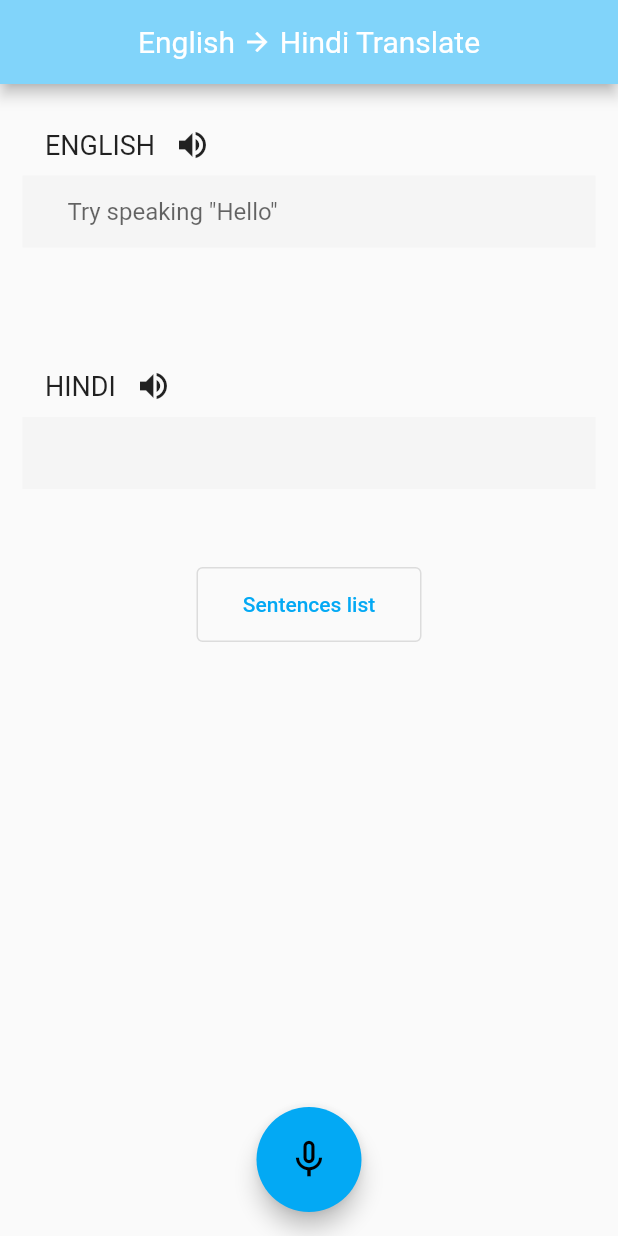
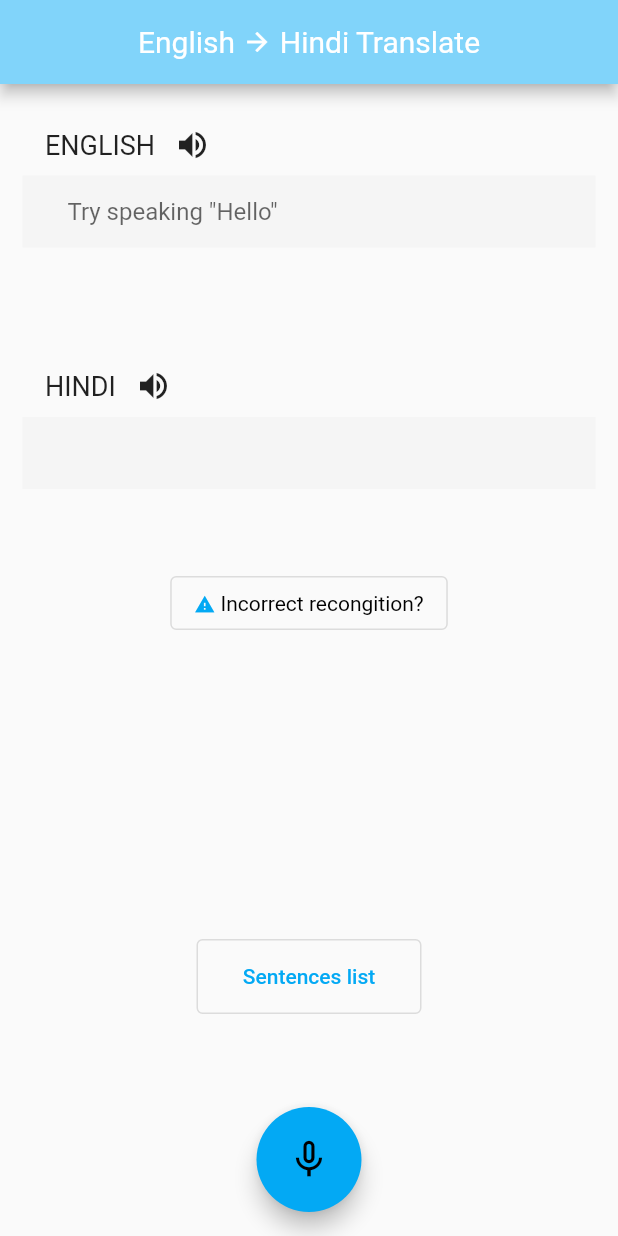
Before and after one commit to div5252/En-Hi-Translator, a Flutter app: the screen it shows after launch, after a tap on the "volume up" icon, on a phone screen of 412 x 824 dp. Run offline on Flutter 3.47's test engine with Material 2 defaults, Android fonts, the phone set to English and light mode, and no system bars; our stand-ins replace flutter_tts, speech_to_text; missing offline and left inert: decorated_icon.

Commit message:
Added user's feedback on recognition

```diff
--- a/lib/main.dart
+++ b/lib/main.dart
@@ -2,9 +2,10 @@ import 'package:flutter/material.dart';
 import 'package:speech_to_text/speech_to_text.dart' as stt;
 import 'package:flutter_tts/flutter_tts.dart';
 import 'package:decorated_icon/decorated_icon.dart';
+import 'dart:io';
 
 void main() {
-  runApp(MyApp());
+  runApp(const MyApp());
 }
 
 class MyApp extends StatelessWidget {
@@ -19,7 +20,7 @@ class MyApp extends StatelessWidget {
           primarySwatch: Colors.lightBlue,
           visualDensity: VisualDensity.adaptivePlatformDensity,
         ),
-        home: SpeechTranslator());
+        home: const SpeechTranslator());
   }
 }
 
@@ -54,6 +55,7 @@ class _SpeechTranslatorState extends State<SpeechTranslator> {
     'way',
     'ride'
   ];
+  var prevSnack = DateTime.now();
 
   @override
   void initState() {
@@ -66,7 +68,7 @@ class _SpeechTranslatorState extends State<SpeechTranslator> {
     return Scaffold(
         appBar: AppBar(
           title: RichText(
-              text: TextSpan(children: [
+              text: const TextSpan(children: [
             TextSpan(
               text: "English ",
               style: TextStyle(fontSize: 20),
@@ -94,7 +96,7 @@ class _SpeechTranslatorState extends State<SpeechTranslator> {
                 child: FloatingActionButton(
               onPressed: _listen,
               child: _isListening
-                  ? DecoratedIcon(
+                  ? const DecoratedIcon(
                       Icons.mic,
                       shadows: [
                         BoxShadow(
@@ -103,18 +105,19 @@ class _SpeechTranslatorState extends State<SpeechTranslator> {
                         ),
                       ],
                     )
-                  : Icon(
+                  : const Icon(
                       Icons.mic_none,
                     ),
             ))),
-        body: Column(
+        body: SingleChildScrollView(
+            child: Column(
           children: <Widget>[
             Align(
               alignment: Alignment.centerLeft,
               child: Row(children: <Widget>[
                 Container(
-                  padding: EdgeInsets.fromLTRB(30, 30, 0, 10),
-                  child: Text(
+                  padding: const EdgeInsets.fromLTRB(30, 30, 0, 10),
+                  child: const Text(
                     "ENGLISH",
                     style: TextStyle(
                       fontSize: 18,
@@ -125,7 +128,7 @@ class _SpeechTranslatorState extends State<SpeechTranslator> {
                   width: 50,
                   height: 20,
                   child: IconButton(
-                    icon: Icon(Icons.volume_up),
+                    icon: const Icon(Icons.volume_up),
                     onPressed: () => _speakEn(),
                   ),
                 ),
@@ -143,15 +146,15 @@ class _SpeechTranslatorState extends State<SpeechTranslator> {
                     hintText: 'Try speaking "Hello"',
                     filled: true,
                     fillColor: Colors.grey[100],
-                    contentPadding: EdgeInsets.fromLTRB(30, 0, 30, 0)),
+                    contentPadding: const EdgeInsets.fromLTRB(30, 0, 30, 0)),
               ),
             ),
             Align(
               alignment: Alignment.centerLeft,
               child: Row(children: <Widget>[
                 Container(
-                  padding: EdgeInsets.fromLTRB(30, 30, 0, 10),
-                  child: Text(
+                  padding: const EdgeInsets.fromLTRB(30, 30, 0, 10),
+                  child: const Text(
                     "HINDI",
                     style: TextStyle(
                       fontSize: 18,
@@ -162,7 +165,7 @@ class _SpeechTranslatorState extends State<SpeechTranslator> {
                   width: 50,
                   height: 20,
                   child: IconButton(
-                    icon: Icon(Icons.volume_up),
+                    icon: const Icon(Icons.volume_up),
                     onPressed: () => _speakHi(),
                   ),
                 ),
@@ -178,19 +181,41 @@ class _SpeechTranslatorState extends State<SpeechTranslator> {
                     border: InputBorder.none,
                     filled: true,
                     fillColor: Colors.grey[100],
-                    contentPadding: EdgeInsets.fromLTRB(30, 0, 30, 0)),
+                    contentPadding: const EdgeInsets.fromLTRB(30, 0, 30, 0)),
               ),
+            ),
+            Container(
+                child: OutlinedButton(
+              child: RichText(
+                text: const TextSpan(
+                  children: [
+                    WidgetSpan(
+                      child: Icon(Icons.warning, size: 14),
+                    ),
+                    TextSpan(
+                      text: " Incorrect recongition?",
+                      style: TextStyle(
+                        color: Colors.black,
+                      ),
+                    ),
+                  ],
+                ),
+              ),
+              onPressed: () => _correctLabel(context),
+            )),
+            const SizedBox(
+              height: 200,
             ),
             SizedBox(
               width: 150,
               height: 50,
               child: OutlinedButton(
                 onPressed: () => _showVocab(context),
-                child: Text('Sentences list'),
+                child: const Text('Sentences list'),
               ),
             ),
           ],
-        ));
+        )));
   }
 
   void _listen() async {
@@ -200,11 +225,13 @@ class _SpeechTranslatorState extends State<SpeechTranslator> {
         setState(() => _isListening = true);
         _speech.listen(
           onResult: (val) => setState(() {
-            String text = val.recognizedWords;
-            _controllerEn.text = text;
-            text = text.toLowerCase();
-            if (vocabSentences.contains(text)) {
-              _entohi(text);
+            String en_text = val.recognizedWords;
+            en_text = en_text.toLowerCase();
+            if (vocabSentences.contains(en_text)) {
+              _entohi(en_text);
+              _controllerEn.text = en_text;
+            } else {
+              _controllerEn.text = '';
             }
           }),
         );
@@ -234,9 +261,14 @@ class _SpeechTranslatorState extends State<SpeechTranslator> {
     } else if (en_text == 'ride') {
       hi_text = 'सवारी किधर मिलेगी?';
     } else {
-      ScaffoldMessenger.of(context).showSnackBar(SnackBar(
-        content: Text('Try phrases from vocabulary'),
-      ));
+      hi_text = '';
+      final difference = DateTime.now().difference(prevSnack);
+      if (difference.inSeconds > 5) {
+        ScaffoldMessenger.of(context).showSnackBar(const SnackBar(
+          content: Text('Try phrases from vocabulary'),
+        ));
+        prevSnack = DateTime.now();
+      }
     }
     _controllerHi.text = hi_text;
   }
@@ -246,14 +278,14 @@ class _SpeechTranslatorState extends State<SpeechTranslator> {
         context: context,
         builder: (BuildContext context) {
           return Dialog(
-            insetPadding: EdgeInsets.fromLTRB(100, 220, 100, 220),
+            insetPadding: const EdgeInsets.fromLTRB(100, 220, 100, 220),
             child: Stack(
               children: <Widget>[
                 Container(
                   // width: 100,
                   // height: 100,
                   alignment: Alignment.center,
-                  child: Align(
+                  child: const Align(
                     alignment: Alignment.center,
                     child: Text(
                       'Hello\nHi\nHey\nThank you\nThanks\nCost\nPrice\nWater\nDrink\nFood\nEat\nTourist place\nVisit place\nDirection\nWay\nRide',
@@ -270,7 +302,7 @@ class _SpeechTranslatorState extends State<SpeechTranslator> {
                     onTap: () {
                       Navigator.of(context).pop();
                     },
-                    child: Align(
+                    child: const Align(
                       alignment: Alignment.topRight,
                       child: CircleAvatar(
                         backgroundColor: Colors.white,
@@ -286,6 +318,69 @@ class _SpeechTranslatorState extends State<SpeechTranslator> {
             ),
           );
         });
+  }
+
+  Future<void> _correctLabel(BuildContext context) {
+    return showDialog<void>(
+        context: context,
+        builder: (BuildContext context) {
+          return Dialog(
+              child: SingleChildScrollView(
+            child: Stack(children: [
+              Column(
+                children: <Widget>[
+                  const SizedBox(
+                    height: 50,
+                    width: 250,
+                  ),
+                  const Text("Enter the word you spoke"),
+                  SizedBox(
+                    width: 200,
+                    child: TextFormField(
+                      validator: _checkLabel,
+                    ),
+                  ),
+                  const SizedBox(
+                    height: 30,
+                  ),
+                  OutlinedButton(
+                      onPressed: () {
+                        Navigator.of(context).pop();
+                      },
+                      child: const Text("SUBMIT")),
+                ],
+              ),
+              Positioned(
+                right: 0.0,
+                child: GestureDetector(
+                  onTap: () {
+                    Navigator.of(context).pop();
+                  },
+                  child: const Align(
+                    alignment: Alignment.topRight,
+                    child: CircleAvatar(
+                      backgroundColor: Colors.white,
+                      child: Icon(
+                        Icons.close,
+                        color: Colors.black,
+                      ),
+                    ),
+                  ),
+                ),
+              ),
+            ]),
+          ));
+        });
+  }
+
+  String? _checkLabel(String? s) {
+    if (s != null) {
+      s = s.toLowerCase();
+      if (vocabSentences.contains(s)) {
+        return null;
+      }
+    }
+    return 'Input word from vocabulary';
   }
 
   Future _speakEn() async {
```
